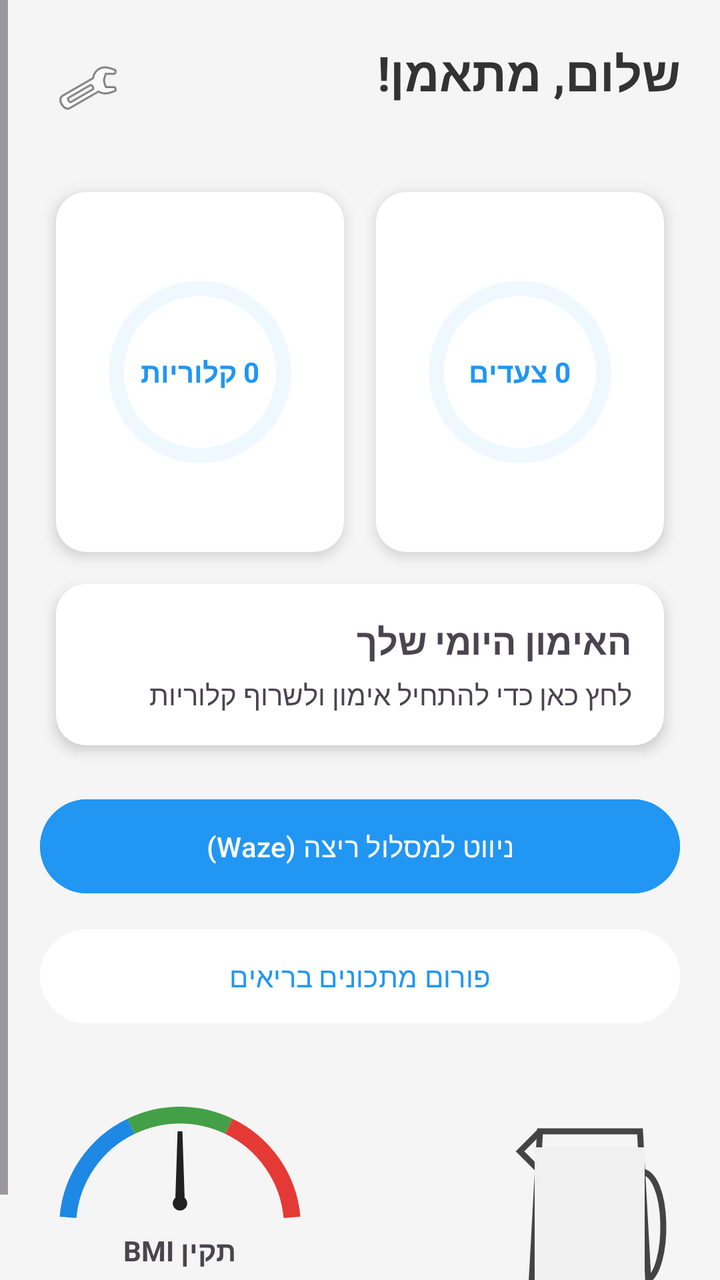
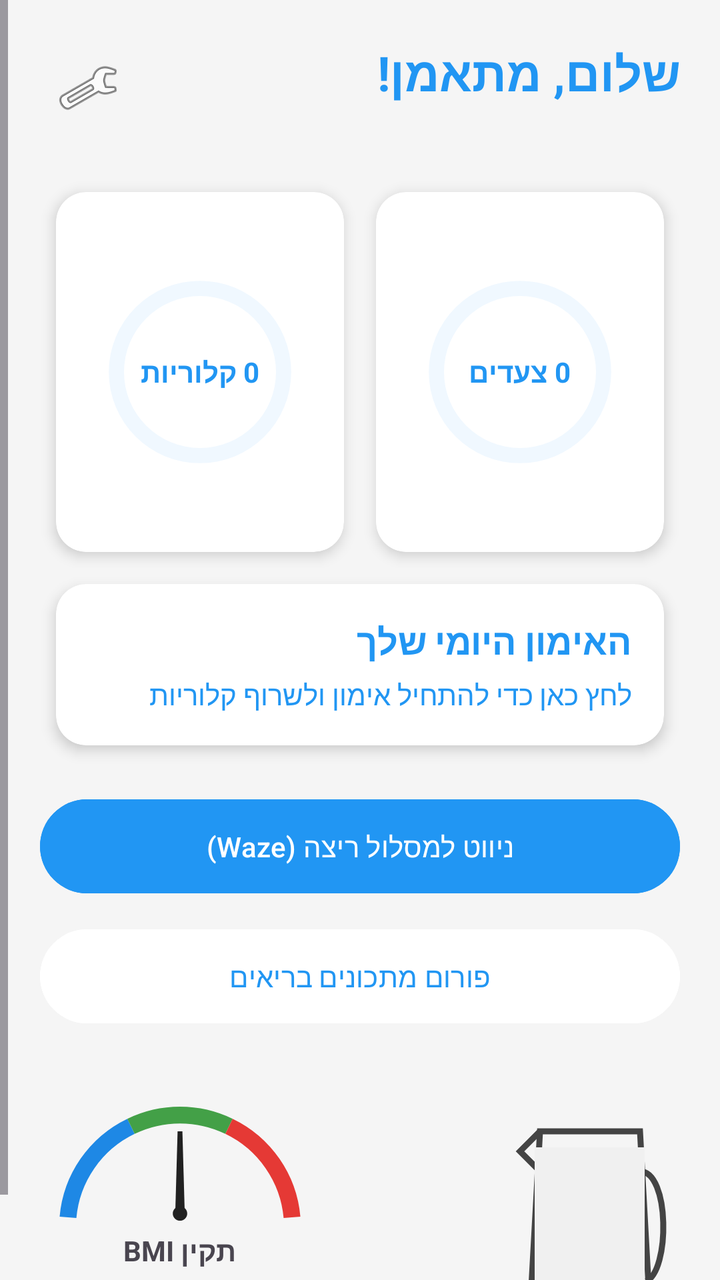

Before-and-after screenshots of an Android layout around one commit, followed by the original layout XML and the change that was made.
<!-- AndroidManifest.xml: application theme Theme.FitCoach -->
<!-- res/layout/activity_main.xml -->
<?xml version="1.0" encoding="utf-8"?>
<ScrollView xmlns:android="http://schemas.android.com/apk/res/android"
    xmlns:app="http://schemas.android.com/apk/res-auto"
    xmlns:tools="http://schemas.android.com/tools"
    android:id="@+id/main"
    android:layout_width="match_parent"
    android:layout_height="match_parent"
    android:background="#F5F5F5"
    android:layoutDirection="rtl"
    tools:context=".screens.MainActivity">

    <LinearLayout
        android:layout_width="match_parent"
        android:layout_height="wrap_content"
        android:orientation="vertical"
        android:padding="20dp">

        <LinearLayout
            android:layout_width="match_parent"
            android:layout_height="wrap_content"
            android:layout_marginBottom="20dp">

            <TextView
                android:id="@+id/tv_main_welcome"
                android:layout_width="wrap_content"
                android:layout_height="wrap_content"
                android:text="שלום, מתאמן!"
                android:textColor="#333333"
                android:textSize="24sp"
                android:textStyle="bold" />

            <Space
                android:layout_width="0dp"
                android:layout_height="wrap_content"
                android:layout_weight="1" />

            <ImageButton
                android:id="@+id/btn_settings_gear"
                android:layout_width="48dp"
                android:layout_height="48dp"
                android:background="?attr/selectableItemBackgroundBorderless"
                android:contentDescription="@null"
                android:src="@android:drawable/ic_menu_preferences" />

        </LinearLayout>

        <LinearLayout
            android:layout_width="match_parent"
            android:layout_height="wrap_content"
            android:orientation="horizontal"
            android:weightSum="2">

            <androidx.cardview.widget.CardView
                android:layout_width="0dp"
                android:layout_height="180dp"
                android:layout_margin="8dp"
                android:layout_weight="1"
                app:cardCornerRadius="15dp"
                app:cardElevation="4dp">

                <RelativeLayout
                    android:layout_width="match_parent"
                    android:layout_height="match_parent"
                    android:padding="15dp">

                    <ProgressBar
                        android:id="@+id/pb_main_steps"
                        style="?android:attr/progressBarStyleHorizontal"
                        android:layout_width="match_parent"
                        android:layout_height="match_parent"
                        android:progressDrawable="@drawable/circular_progress" />

                    <TextView
                        android:id="@+id/tv_main_steps_val"
                        android:layout_width="wrap_content"
                        android:layout_height="wrap_content"
                        android:layout_centerInParent="true"
                        android:gravity="center"
                        android:text="0
צעדים"
                        android:textColor="#2196F3"
                        android:textStyle="bold" />
                </RelativeLayout>
            </androidx.cardview.widget.CardView>

            <androidx.cardview.widget.CardView
                android:layout_width="0dp"
                android:layout_height="180dp"
                android:layout_margin="8dp"
                android:layout_weight="1"
                app:cardCornerRadius="15dp"
                app:cardElevation="4dp">

                <RelativeLayout
                    android:layout_width="match_parent"
                    android:layout_height="match_parent"
                    android:padding="15dp">

                    <ProgressBar
                        android:id="@+id/pb_main_calories"
                        style="?android:attr/progressBarStyleHorizontal"
                        android:layout_width="match_parent"
                        android:layout_height="match_parent"
                        android:progressDrawable="@drawable/circular_progress" />

                    <TextView
                        android:id="@+id/tv_main_calories_val"
                        android:layout_width="wrap_content"
                        android:layout_height="wrap_content"
                        android:layout_centerInParent="true"
                        android:gravity="center"
                        android:text="0
קלוריות"
                        android:textColor="#2196F3"
                        android:textStyle="bold" />
                </RelativeLayout>
            </androidx.cardview.widget.CardView>
        </LinearLayout>

        <androidx.cardview.widget.CardView
            android:id="@+id/cv_workout_entry"
            android:layout_width="match_parent"
            android:layout_height="wrap_content"
            android:layout_margin="8dp"
            android:clickable="true"
            android:focusable="true"
            android:foreground="?attr/selectableItemBackground"
            app:cardCornerRadius="15dp"
            app:cardElevation="4dp">

            <LinearLayout
                android:layout_width="match_parent"
                android:layout_height="wrap_content"
                android:orientation="vertical"
                android:padding="16dp">

                <TextView
                    android:layout_width="wrap_content"
                    android:layout_height="wrap_content"
                    android:text="האימון היומי שלך"
                    android:textSize="18sp"
                    android:textStyle="bold" />

                <TextView
                    android:id="@+id/tv_main_workout_status"
                    android:layout_width="wrap_content"
                    android:layout_height="wrap_content"
                    android:layout_marginTop="5dp"
                    android:text="לחץ כאן כדי להתחיל אימון ולשרוף קלוריות" />
            </LinearLayout>
        </androidx.cardview.widget.CardView>

        <Button
            android:id="@+id/btn_main_navigation"
            android:layout_width="match_parent"
            android:layout_height="55dp"
            android:layout_marginTop="15dp"
            android:backgroundTint="#2196F3"
            android:text="ניווט למסלול ריצה (Waze)"
            android:textColor="@android:color/white" />

        <Button
            android:id="@+id/btn_main_forum"
            android:layout_width="match_parent"
            android:layout_height="55dp"
            android:layout_marginTop="10dp"
            android:backgroundTint="@android:color/white"
            android:text="פורום מתכונים בריאים"
            android:textColor="#2196F3" />

        <RelativeLayout
            android:layout_width="match_parent"
            android:layout_height="wrap_content"
            android:layout_marginTop="30dp">

            <LinearLayout
                android:id="@+id/layout_bmi"
                android:layout_width="wrap_content"
                android:layout_height="wrap_content"
                android:layout_alignParentEnd="true"
                android:gravity="center"
                android:orientation="vertical">

                <RelativeLayout
                    android:layout_width="140dp"
                    android:layout_height="70dp">

                    <ImageView
                        android:layout_width="match_parent"
                        android:layout_height="match_parent"
                        android:contentDescription="@null"
                        android:src="@drawable/bmi_gauge_arc_bold" />

                    <ImageView
                        android:id="@+id/iv_bmi_needle"
                        android:layout_width="match_parent"
                        android:layout_height="match_parent"
                        android:contentDescription="@null"
                        android:padding="5dp"
                        android:src="@drawable/bmi_needle_bold" />
                </RelativeLayout>

                <TextView
                    android:id="@+id/tv_bmi_status_text"
                    android:layout_width="wrap_content"
                    android:layout_height="wrap_content"
                    android:text="BMI תקין"
                    android:textStyle="bold" />
            </LinearLayout>

            <LinearLayout
                android:layout_width="wrap_content"
                android:layout_height="wrap_content"
                android:layout_alignParentStart="true"
                android:gravity="bottom"
                android:orientation="horizontal">

                <FrameLayout
                    android:layout_width="90dp"
                    android:layout_height="120dp">

                    <ImageView
                        android:layout_width="match_parent"
                        android:layout_height="match_parent"
                        android:contentDescription="@null"
                        android:src="@drawable/ic_water_jug" />

                    <ProgressBar
                        android:id="@+id/pb_water_jug"
                        style="?android:attr/progressBarStyleHorizontal"
                        android:layout_width="55dp"
                        android:layout_height="80dp"
                        android:layout_gravity="center_horizontal|bottom"
                        android:layout_marginBottom="12dp"
                        android:progressDrawable="@drawable/water_fill_style" />
                </FrameLayout>

                <LinearLayout
                    android:layout_width="wrap_content"
                    android:layout_height="wrap_content"
                    android:orientation="vertical">

                    <ImageButton
                        android:id="@+id/btn_add_water"
                        android:layout_width="55dp"
                        android:layout_height="55dp"
                        android:background="@android:color/transparent"
                        android:contentDescription="@null"
                        android:src="@drawable/ic_glass_plus" />

                    <ImageButton
                        android:id="@+id/btn_remove_water"
                        android:layout_width="55dp"
                        android:layout_height="55dp"
                        android:layout_marginTop="10dp"
                        android:background="@android:color/transparent"
                        android:contentDescription="@null"
                        android:src="@drawable/ic_glass_minus" />
                </LinearLayout>
            </LinearLayout>
        </RelativeLayout>
    </LinearLayout>
</ScrollView>
<!-- resources referenced by this layout -->
<resources>
  <!-- drawable bmi_gauge_arc_bold (drawable) -->
  <?xml version="1.0" encoding="utf-8"?>
  <vector xmlns:android="http://schemas.android.com/apk/res/android"
      android:width="200dp"
      android:height="100dp"
      android:viewportWidth="200"
      android:viewportHeight="100">
      <path
          android:pathData="M20,90 A80,80 0 0,1 65,25"
          android:strokeWidth="12"
          android:strokeColor="#1E88E5" />
      <path
          android:pathData="M65,25 A80,80 0 0,1 135,25"
          android:strokeWidth="12"
          android:strokeColor="#43A047" />
      <path
          android:pathData="M135,25 A80,80 0 0,1 180,90"
          android:strokeWidth="12"
          android:strokeColor="#E53935" />
  </vector>
  <!-- drawable bmi_needle_bold (drawable) -->
  <?xml version="1.0" encoding="utf-8"?>
  <vector xmlns:android="http://schemas.android.com/apk/res/android"
      android:width="120dp"
      android:height="120dp"
      android:viewportWidth="100"
      android:viewportHeight="100">
      <path
          android:fillColor="#212121"
          android:pathData="M48,25 L52,25 L54,85 L46,85 Z" />
      <path
          android:fillColor="#212121"
          android:pathData="M50,85m-6,0a6,6 0 1,1 12,0a6,6 0 1,1 -12,0" />
  </vector>
  <!-- drawable circular_progress (drawable) -->
  <?xml version="1.0" encoding="utf-8"?>
  <layer-list xmlns:android="http://schemas.android.com/apk/res/android">
      <item android:id="@android:id/background">
          <shape
              android:innerRadiusRatio="3"
              android:shape="ring"
              android:thicknessRatio="15.0"
              android:useLevel="false">
              <solid android:color="#F0F8FF" />
          </shape>
      </item>
  
      <item android:id="@android:id/progress">
          <rotate
              android:fromDegrees="270"
              android:pivotX="50%"
              android:pivotY="50%"
              android:toDegrees="270">
              <shape
                  android:innerRadiusRatio="3"
                  android:shape="ring"
                  android:thicknessRatio="15.0"
                  android:useLevel="true">
                  <solid android:color="#2196F3" />
              </shape>
          </rotate>
      </item>
  </layer-list>
  <!-- drawable ic_glass_minus (drawable) -->
  <?xml version="1.0" encoding="utf-8"?>
  <selector>
  
  </selector>
  <!-- drawable ic_glass_plus (drawable) -->
  <?xml version="1.0" encoding="utf-8"?>
  <selector>
  
  </selector>
  <!-- drawable ic_water_jug (drawable) -->
  <?xml version="1.0" encoding="utf-8"?>
  <vector xmlns:android="http://schemas.android.com/apk/res/android"
      android:width="90dp"
      android:height="120dp"
      android:viewportWidth="90"
      android:viewportHeight="120">
      <path
          android:pathData="M20,20 L70,20 L75,110 L15,110 Z"
          android:strokeWidth="3"
          android:strokeColor="#444444" />
      <path
          android:pathData="M20,20 L10,30 L20,40"
          android:strokeWidth="3"
          android:strokeColor="#444444" />
      <path
          android:pathData="M70,40 C85,40 85,90 73,95"
          android:strokeWidth="3"
          android:strokeColor="#444444" />
  </vector>
  <!-- drawable water_fill_style (drawable) -->
  <?xml version="1.0" encoding="utf-8"?>
  <layer-list xmlns:android="http://schemas.android.com/apk/res/android">
      <item android:id="@android:id/background">
          <shape>
              <solid android:color="#F0F0F0" />
          </shape>
      </item>
      <item android:id="@android:id/progress">
          <clip
              android:clipOrientation="vertical"
              android:gravity="bottom">
              <shape>
                  <solid android:color="#2196F3" />
              </shape>
          </clip>
      </item>
  </layer-list>
  <style name="Theme.FitCoach" parent="Base.Theme.FitCoach" />
  <style name="Base.Theme.FitCoach" parent="Theme.Material3.DayNight.NoActionBar">
          
          
      </style>
</resources>

<!-- the commit's change to res/layout/activity_main.xml (unified diff, before → after) -->
@@ -25,7 +25,7 @@
                 android:layout_width="wrap_content"
                 android:layout_height="wrap_content"
                 android:text="שלום, מתאמן!"
-                android:textColor="#333333"
+                android:textColor="#2196F3"
                 android:textSize="24sp"
                 android:textStyle="bold" />
 
@@ -139,14 +139,16 @@
                     android:layout_height="wrap_content"
                     android:text="האימון היומי שלך"
                     android:textSize="18sp"
-                    android:textStyle="bold" />
+                    android:textStyle="bold"
+                    android:textColor="#2196F3"/>
 
                 <TextView
                     android:id="@+id/tv_main_workout_status"
                     android:layout_width="wrap_content"
                     android:layout_height="wrap_content"
                     android:layout_marginTop="5dp"
-                    android:text="לחץ כאן כדי להתחיל אימון ולשרוף קלוריות" />
+                    android:text="לחץ כאן כדי להתחיל אימון ולשרוף קלוריות"
+                    android:textColor="#2196F3" />
             </LinearLayout>
         </androidx.cardview.widget.CardView>
 
<!-- resource entries referenced after the edit -->
@@ -29,10 +29,10 @@
       android:viewportHeight="100">
       <path
           android:fillColor="#212121"
-          android:pathData="M48,25 L52,25 L54,85 L46,85 Z" />
+          android:pathData="M48,25 L52,25 L54,95 L46,95 Z" />
       <path
           android:fillColor="#212121"
-          android:pathData="M50,85m-6,0a6,6 0 1,1 12,0a6,6 0 1,1 -12,0" />
+          android:pathData="M50,93.5m-6,0a6,6 0 1,1 12,0a6,6 0 1,1 -12,0" />
   </vector>
   <!-- drawable circular_progress (drawable) -->
   <?xml version="1.0" encoding="utf-8"?>
